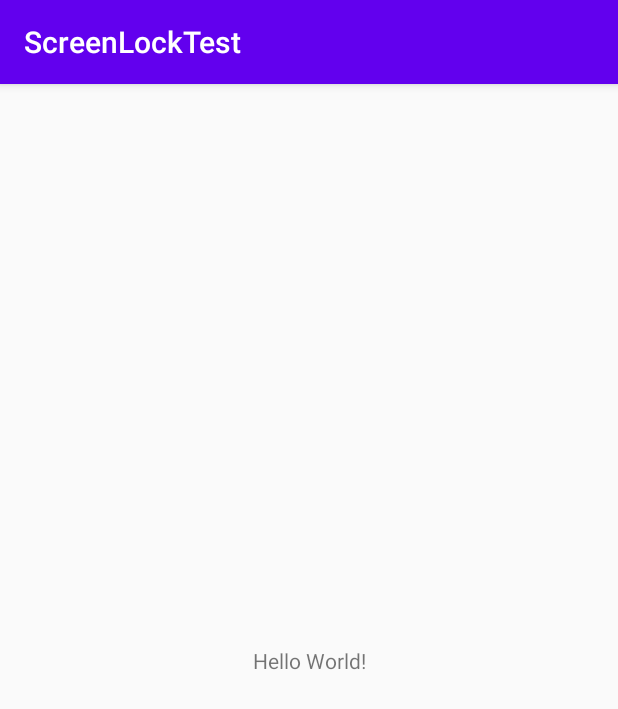
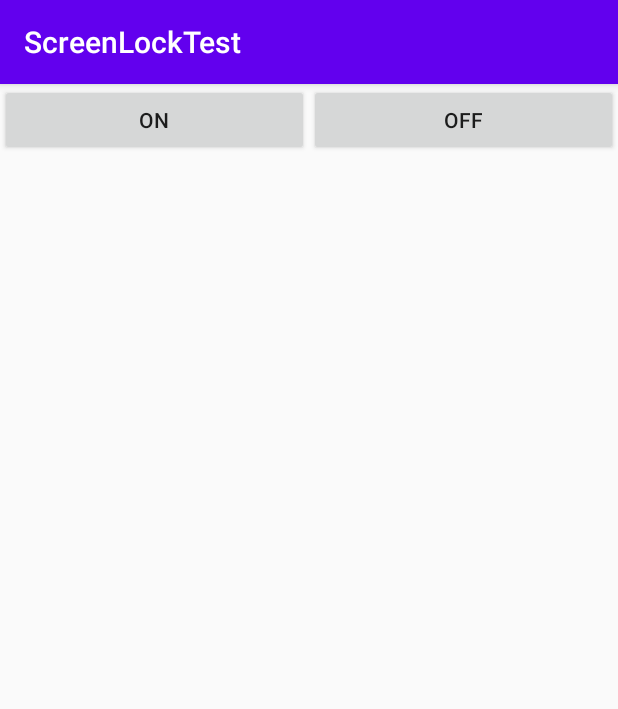
Before and after one commit to osamhack2020/APP_Koonmini_Koonminideul, an Android app: the screen it shows after launch (MainActivity), on a phone screen of 412 x 824 dp. Shown: the top 709 px of the screen. Run offline under Robolectric (Android 15) with nearby library versions, the phone set to English and light mode, and no system bars; 1 statement that could not run was skipped.

Commit message:
기본 잠금 기능

```diff
--- a/ScreenLockTest/app/src/main/java/com/example/screenlocktest/MainActivity.java
+++ b/ScreenLockTest/app/src/main/java/com/example/screenlocktest/MainActivity.java
@@ -2,13 +2,39 @@ package com.example.screenlocktest;
 
 import androidx.appcompat.app.AppCompatActivity;
 
+import android.content.Intent;
 import android.os.Bundle;
+import android.view.View;
+import android.widget.Button;
 
 public class MainActivity extends AppCompatActivity {
+
+    private Button onBtn, offBtn;
+    public Intent intent2 = new Intent(getApplicationContext(), LockScreenActivity.class);
 
     @Override
     protected void onCreate(Bundle savedInstanceState) {
         super.onCreate(savedInstanceState);
         setContentView(R.layout.activity_main);
+
+        onBtn = findViewById(R.id.b1);
+        offBtn = findViewById(R.id.b2);
+
+        onBtn.setOnClickListener(new View.OnClickListener() {
+            @Override
+            public void onClick(View v) {
+                startActivity(intent2);
+                Intent intent = new Intent(getApplicationContext(), ScreenService.class);
+                startService(intent);
+            }
+        });
+
+        offBtn.setOnClickListener(new View.OnClickListener() {
+            @Override
+            public void onClick(View v) {
+                Intent intent = new Intent(getApplicationContext(), ScreenService.class);
+                stopService(intent);
+            }
+        });
     }
 }
--- a/ScreenLockTest/app/src/main/res/layout/activity_main.xml
+++ b/ScreenLockTest/app/src/main/res/layout/activity_main.xml
@@ -1,18 +1,23 @@
 <?xml version="1.0" encoding="utf-8"?>
-<androidx.constraintlayout.widget.ConstraintLayout xmlns:android="http://schemas.android.com/apk/res/android"
+<LinearLayout xmlns:android="http://schemas.android.com/apk/res/android"
     xmlns:app="http://schemas.android.com/apk/res-auto"
     xmlns:tools="http://schemas.android.com/tools"
     android:layout_width="match_parent"
     android:layout_height="match_parent"
     tools:context=".MainActivity">
 
-    <TextView
+    <Button
+        android:id="@+id/b1"
         android:layout_width="wrap_content"
         android:layout_height="wrap_content"
-        android:text="Hello World!"
-        app:layout_constraintBottom_toBottomOf="parent"
-        app:layout_constraintLeft_toLeftOf="parent"
-        app:layout_constraintRight_toRightOf="parent"
-        app:layout_constraintTop_toTopOf="parent" />
+        android:layout_weight="1"
+        android:text="On" />
 
-</androidx.constraintlayout.widget.ConstraintLayout>
+    <Button
+        android:id="@+id/b2"
+        android:layout_width="wrap_content"
+        android:layout_height="wrap_content"
+        android:layout_weight="1"
+        android:text="Off" />
+
+</LinearLayout>
```
Also changed, not shown: ScreenLockTest/app/src/main/AndroidManifest.xml (+8 -0 lines), ScreenLockTest/app/src/main/java/com/example/screenlocktest/LockScreenActivity.java (added, +31 -0 lines), ScreenLockTest/app/src/main/java/com/example/screenlocktest/ScreenReceiver.java (added, +17 -0 lines), ScreenLockTest/app/src/main/java/com/example/screenlocktest/ScreenService.java (added, +48 -0 lines), ScreenLockTest/app/src/main/res/layout/lockscreen.xml (added, +13 -0 lines).
